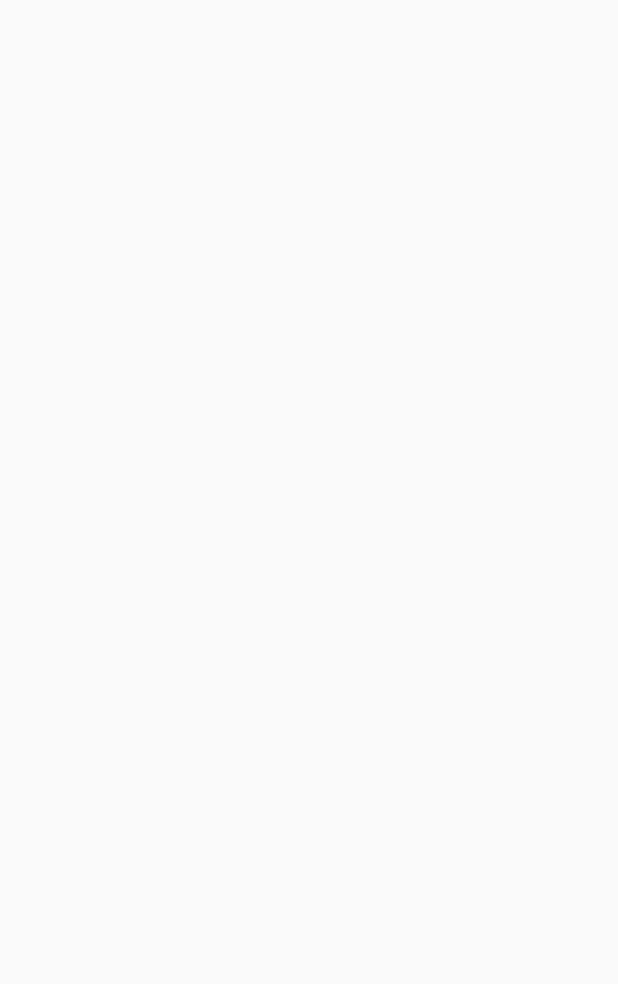
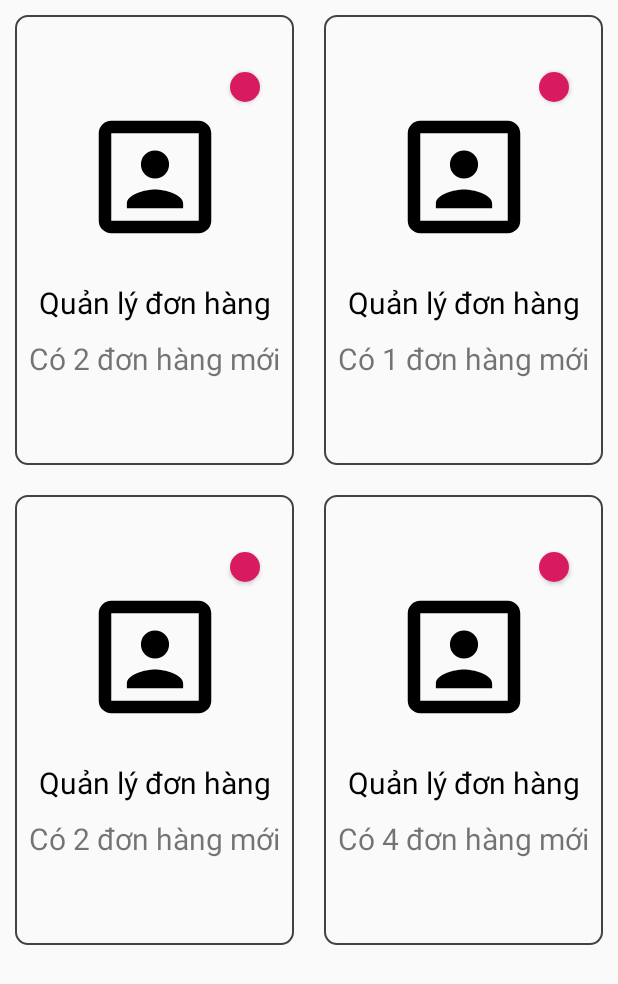
Before and after one commit to tri11295/Qu-n-l-TD, an Android app: the screen it shows after launch (MainActivity), on a phone screen of 412 x 824 dp. Before the commit the part shown is empty. Shown: the top 984 px of the screen. Run offline under Robolectric (Android 15) with nearby library versions, the phone set to English and light mode, and no system bars; our stand-ins replace data binding.

Commit message:
adapter home

```diff
--- /dev/null
+++ b/app/src/main/java/com/example/qunltd/model/HomeModel.kt
@@ -0,0 +1,7 @@
+package com.example.qunltd.model
+
+data class HomeModel(
+    val name: String,
+    val icon: Int,
+    val numberNotification: Int
+)
--- /dev/null
+++ b/app/src/main/java/com/example/qunltd/ui/home/HomeAdapter.kt
@@ -0,0 +1,41 @@
+package com.example.qunltd.ui.home
+
+import android.annotation.SuppressLint
+import android.view.LayoutInflater
+import android.view.ViewGroup
+import androidx.recyclerview.widget.RecyclerView
+import com.example.qunltd.R
+import com.example.qunltd.databinding.ItemHomeBinding
+import com.example.qunltd.extension.visibleIf
+import com.example.qunltd.model.HomeModel
+
+class HomeAdapter(private val list: List<HomeModel>) :
+    RecyclerView.Adapter<HomeAdapter.HomeViewHolder>() {
+
+    inner class HomeViewHolder(private val binding: ItemHomeBinding) :
+        RecyclerView.ViewHolder(binding.root) {
+        @SuppressLint("StringFormatMatches")
+        fun bind(item: HomeModel) {
+            with(binding) {
+                ivSetting.setImageResource(item.icon)
+                tvName.text = item.name
+                tvNotification.text = binding.root.context.getString(
+                    R.string.text_notification,
+                    item.numberNotification
+                )
+                viewDot.visibleIf(item.numberNotification > 0)
+            }
+        }
+    }
+
+    override fun onCreateViewHolder(parent: ViewGroup, viewType: Int): HomeViewHolder {
+        val binding = ItemHomeBinding.inflate(LayoutInflater.from(parent.context), parent, false)
+        return HomeViewHolder(binding)
+    }
+
+    override fun getItemCount() = list.count()
+
+    override fun onBindViewHolder(holder: HomeViewHolder, position: Int) {
+        holder.bind(list[position])
+    }
+}
--- a/app/src/main/java/com/example/qunltd/ui/home/HomeFragment.kt
+++ b/app/src/main/java/com/example/qunltd/ui/home/HomeFragment.kt
@@ -9,6 +9,7 @@ import androidx.databinding.DataBindingUtil
 import androidx.navigation.fragment.findNavController
 import com.example.qunltd.R
 import com.example.qunltd.databinding.FragmentHomeBinding
+import com.example.qunltd.model.HomeModel
 
 class HomeFragment : Fragment() {
 
@@ -25,7 +26,14 @@ class HomeFragment : Fragment() {
     override fun onViewCreated(view: View, savedInstanceState: Bundle?) {
         super.onViewCreated(view, savedInstanceState)
         with(binding) {
-
+            rvHome.adapter = HomeAdapter(
+                listOf(
+                    HomeModel("Quản lý đơn hàng", R.drawable.account_box_outline, 2),
+                    HomeModel("Quản lý đơn hàng", R.drawable.account_box_outline, 1),
+                    HomeModel("Quản lý đơn hàng", R.drawable.account_box_outline, 2),
+                    HomeModel("Quản lý đơn hàng", R.drawable.account_box_outline, 4),
+                )
+            )
         }
     }
 }
--- a/app/src/main/res/layout/fragment_home.xml
+++ b/app/src/main/res/layout/fragment_home.xml
@@ -9,6 +9,7 @@
         android:layout_height="match_parent">
 
         <androidx.recyclerview.widget.RecyclerView
+            android:id="@+id/rvHome"
             android:layout_width="match_parent"
             android:layout_height="wrap_content"
             app:layoutManager="androidx.recyclerview.widget.GridLayoutManager"
--- a/app/src/main/res/values/strings.xml
+++ b/app/src/main/res/values/strings.xml
@@ -1,5 +1,4 @@
 <resources>
     <string name="app_name">Quản Lý TD</string>
-    <!-- TODO: Remove or change this placeholder text -->
-    <string name="hello_blank_fragment">Hello blank fragment</string>
+    <string name="text_notification">Có %s đơn hàng mới</string>
 </resources>
```
Also changed, not shown: app/src/main/java/com/example/qunltd/extension/View.kt (added, +46 -0 lines).
